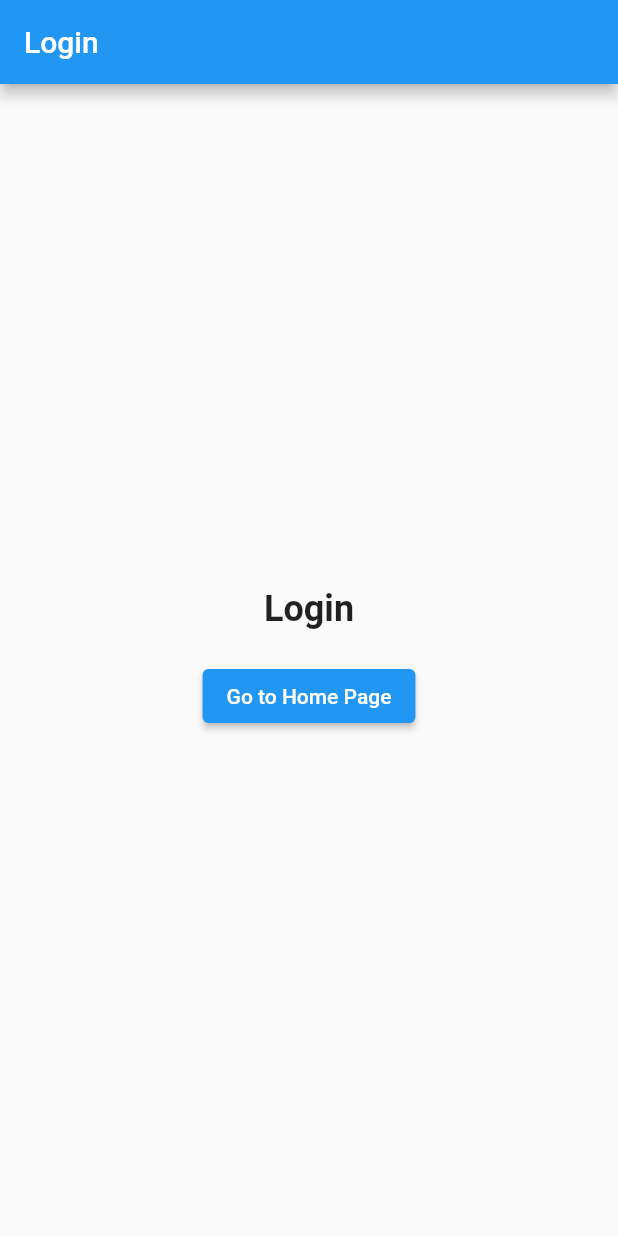
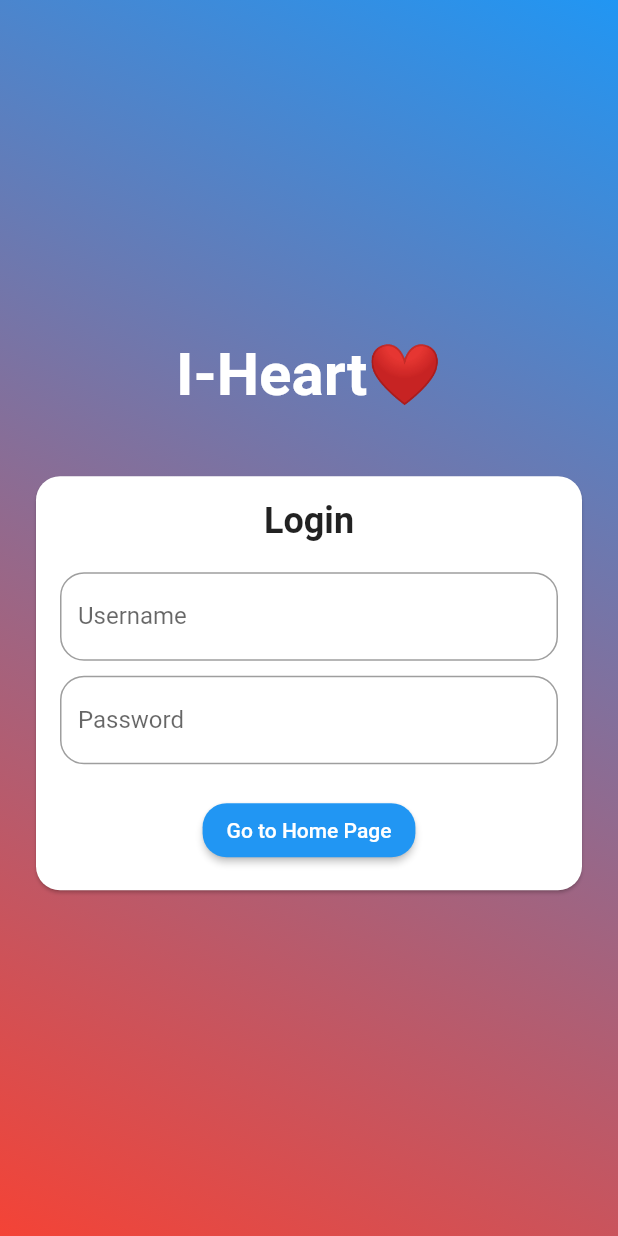
Before and after one commit to RitulSoni/I-Heart-App, a Flutter app: the screen it shows after launch, on a phone screen of 412 x 824 dp. Run offline on Flutter 3.47's test engine with Material 2 defaults, Android fonts, the light colour scheme and no system bars; missing offline and left inert: model_viewer_plus.

Commit message:
changed looks of login page

```diff
--- a/my_app/lib/login_page.dart
+++ b/my_app/lib/login_page.dart
@@ -6,28 +6,89 @@ class LoginPage extends StatelessWidget {
   @override
   Widget build(BuildContext context) {
     return Scaffold(
-      appBar: AppBar(title: Text('Login')),
-      body: Center(
+      body: Container(
+        decoration: BoxDecoration(
+          gradient: LinearGradient(
+            begin: Alignment.topRight,
+            end: Alignment.bottomLeft,
+            colors: [Colors.blue, Colors.red],
+          ),
+        ),
+        child: Center(
+          child: SingleChildScrollView(
             child: Column(
               mainAxisAlignment: MainAxisAlignment.center,
               children: [
+                Padding(
+                  padding: const EdgeInsets.symmetric(vertical: 20),
+                  child: Text(
+                    'I-Heart❤️',
+                    style: TextStyle(
+                      fontSize: 40,
+                      fontWeight: FontWeight.bold,
+                      color: Colors.white,
+                    ),
+                  ),
+                ),
+                Padding(
+                  padding: const EdgeInsets.all(20),
+                  child: Card(
+                    shape: RoundedRectangleBorder(
+                      borderRadius: BorderRadius.circular(16),
+                    ),
+                    child: Padding(
+                      padding: const EdgeInsets.all(16),
+                      child: Column(
+                        children: [
                           Text(
                             'Login',
-              style: TextStyle(fontSize: 24, fontWeight: FontWeight.bold),
+                            style: TextStyle(
+                                fontSize: 24, fontWeight: FontWeight.bold),
                           ),
                           SizedBox(height: 20),
-            // Add your login form here
+                          TextField(
+                            decoration: InputDecoration(
+                              labelText: 'Username',
+                              border: OutlineInputBorder(
+                                borderRadius: BorderRadius.circular(16),
+                              ),
+                            ),
+                          ),
+                          SizedBox(height: 10),
+                          TextField(
+                            obscureText: true,
+                            decoration: InputDecoration(
+                              labelText: 'Password',
+                              border: OutlineInputBorder(
+                                borderRadius: BorderRadius.circular(16),
+                              ),
+                            ),
+                          ),
+                          SizedBox(height: 20),
                           ElevatedButton(
                             onPressed: () {
                               // Navigate to PhysicianDashboard after successful login
                               Navigator.pushReplacement(
                                 context,
-                  MaterialPageRoute(builder: (context) => PhysicianDashboard()),
+                                MaterialPageRoute(
+                                    builder: (context) => PhysicianDashboard()),
                               );
                             },
                             child: Text('Go to Home Page'),
+                            style: ElevatedButton.styleFrom(
+                              shape: RoundedRectangleBorder(
+                                borderRadius: BorderRadius.circular(16),
+                              ),
+                            ),
                           ),
                         ],
+                      ),
+                    ),
+                  ),
+                ),
+              ],
+            ),
+          ),
         ),
       ),
     );
```
Lines whose indentation alone changed are shown as unchanged.
